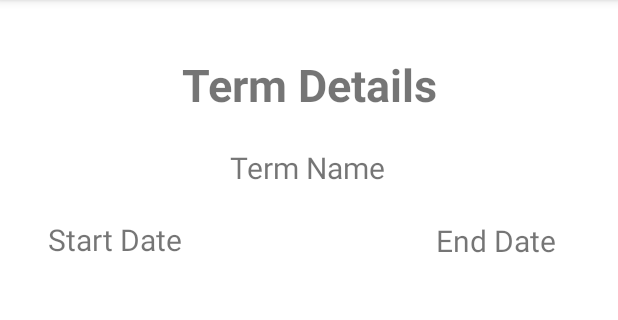
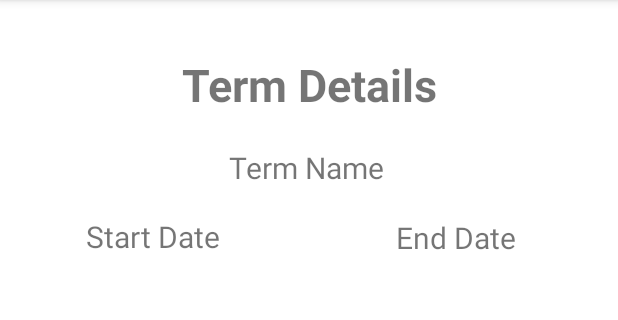
Before and after one commit to arjundesguerra/Arjun-C196, an Android app: the TermDetails screen opened directly, with no data from a screen before it, on a phone screen of 412 x 824 dp, the part 84-404 px from its top. Run offline under Robolectric (Android 15) with nearby library versions, the phone set to English and light mode, and no system bars.

Commit message:
details format fixes

```diff
--- a/app/src/main/res/layout/activity_term_details.xml
+++ b/app/src/main/res/layout/activity_term_details.xml
@@ -20,10 +20,11 @@
 
     <TextView
         android:id="@+id/termNameDetails"
-        android:layout_width="wrap_content"
+        android:layout_width="200dp"
         android:layout_height="wrap_content"
-        android:layout_marginStart="153dp"
+        android:layout_marginStart="104dp"
         android:layout_marginTop="21dp"
+        android:gravity="center"
         android:text="Term Name"
         android:textSize="20sp"
         app:layout_constraintStart_toStartOf="parent"
@@ -31,21 +32,23 @@
 
     <TextView
         android:id="@+id/startDateDetails"
-        android:layout_width="wrap_content"
+        android:layout_width="200dp"
         android:layout_height="wrap_content"
-        android:layout_marginTop="146dp"
-        android:layout_marginEnd="169dp"
+        android:layout_marginStart="1dp"
+        android:layout_marginTop="144dp"
+        android:gravity="center"
         android:text="Start Date"
         android:textSize="20sp"
-        app:layout_constraintEnd_toStartOf="@+id/endDateDetails"
+        app:layout_constraintStart_toStartOf="parent"
         app:layout_constraintTop_toTopOf="parent" />
 
     <TextView
         android:id="@+id/endDateDetails"
-        android:layout_width="wrap_content"
+        android:layout_width="200dp"
         android:layout_height="wrap_content"
-        android:layout_marginTop="70dp"
-        android:layout_marginEnd="41dp"
+        android:layout_marginTop="68dp"
+        android:layout_marginEnd="8dp"
+        android:gravity="center"
         android:text="End Date"
         android:textSize="20sp"
         app:layout_constraintEnd_toEndOf="parent"
```
